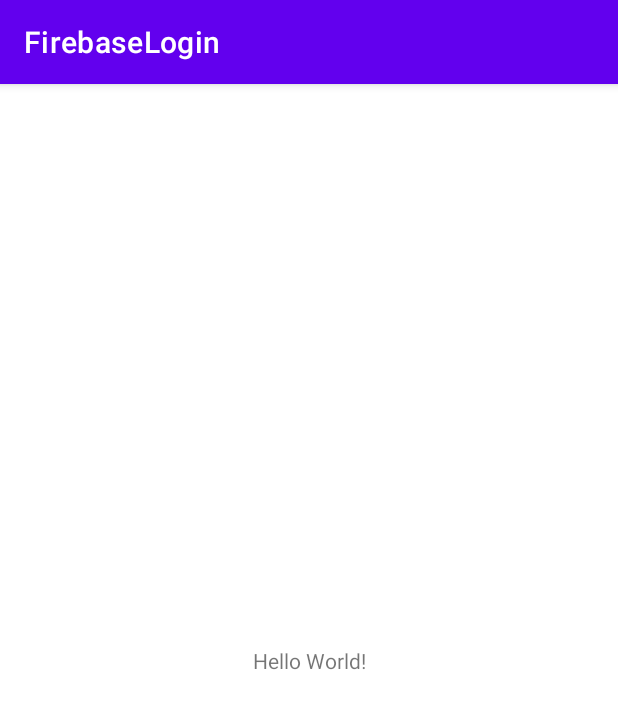
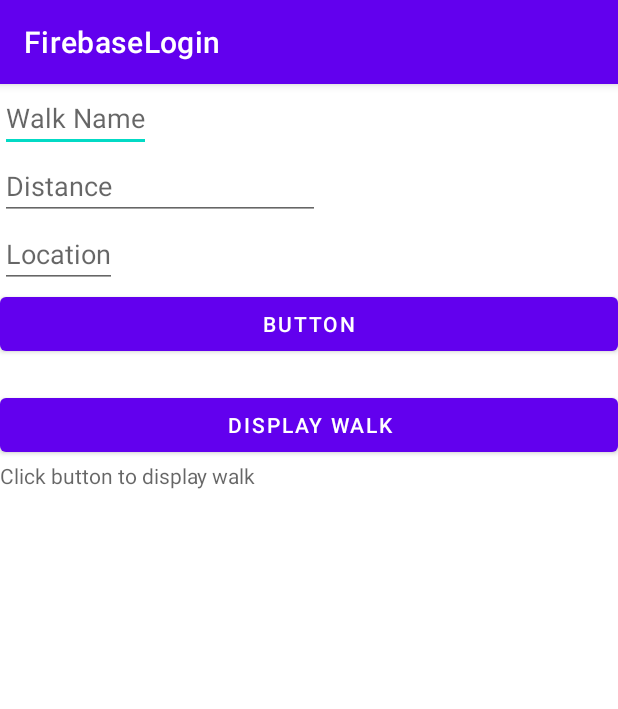
Before and after one commit to blondeni1981/highsteppers, an Android app: the MainActivity screen opened directly, with no data from a screen before it, on a phone screen of 412 x 824 dp. Shown: the top 709 px of the screen. Run offline under Robolectric (Android 15) with nearby library versions, the light colour scheme and no system bars; our stand-ins replace Firebase (no records; nobody signed in at launch, a user with empty details on screens opened directly).

Commit message:
Basic Add Walk, View Walk Functions functions w/ Firebase added

```diff
--- a/app/build.gradle
+++ b/app/build.gradle
@@ -48,4 +48,5 @@
     implementation platform('com.google.firebase:firebase-bom:28.0.1')
     implementation "com.google.firebase:firebase-firestore:23.0.0" // firestore
     implementation 'com.google.firebase:firebase-analytics-ktx'
+    implementation 'com.google.firebase:firebase-firestore-ktx'
 }
--- a/app/src/main/java/com/hfad/firebaselogin/activities/LoginActivity.kt
+++ b/app/src/main/java/com/hfad/firebaselogin/activities/LoginActivity.kt
@@ -54,6 +54,7 @@
         //If the user has typed something in both fields, true
         if(validateForm(email, password)){
             showProgressDialog(resources.getString(R.string.please_wait))
+            //Signing
             auth.signInWithEmailAndPassword(email, password)
                 .addOnCompleteListener { task ->
                     hideProgressDialog()
--- a/app/src/main/java/com/hfad/firebaselogin/activities/MainActivity.kt
+++ b/app/src/main/java/com/hfad/firebaselogin/activities/MainActivity.kt
@@ -1,12 +1,102 @@
 package com.hfad.firebaselogin.activities
+
 
 import androidx.appcompat.app.AppCompatActivity
 import android.os.Bundle
+import android.provider.SyncStateContract
+import android.util.Log
+import android.view.View
+import android.widget.Toast
+import com.google.android.material.internal.ContextUtils.getActivity
+import com.google.firebase.auth.FirebaseAuth
+import com.google.firebase.firestore.CollectionReference
+import com.google.firebase.firestore.auth.User
+
+import com.google.firebase.firestore.ktx.firestore
+import com.google.firebase.ktx.Firebase
 import com.hfad.firebaselogin.R
+import com.hfad.firebaselogin.firebase.FirestoreClass
+import com.hfad.firebaselogin.models.Walk
+import com.hfad.firebaselogin.utils.Constants
+import kotlinx.android.synthetic.main.activity_main.*
+import java.time.LocalDateTime
+import java.time.LocalDateTime.now
+import java.util.*
 
 class MainActivity : AppCompatActivity() {
+    val db=Firebase.firestore
+   var CollectionReference = db.collection(Constants.USERS)
+    private lateinit var auth: FirebaseAuth
+
     override fun onCreate(savedInstanceState: Bundle?) {
         super.onCreate(savedInstanceState)
         setContentView(R.layout.activity_main)
+
+        val a = FirebaseAuth.getInstance().currentUser!!.uid
+        auth= FirebaseAuth.getInstance()
+        val query= db.collection(Constants.USERS).document(a)
+        query.get().addOnSuccessListener { document ->
+            if(document != null) {
+                Log.d("Found It", "Document Data: ${document.data}")
+                displayGet.text = document.getString("name")
+            }else{
+                Log.d("Didn't get it","Failed to get document")
+            }
+        }
+        buttonDatePicker.setOnClickListener{
+            addWalk()
+        }
+        buttonDisplay.setOnClickListener{
+            DisplayWalks()
+        }
+
+
+
+
     }
+    private fun addWalk(){
+        val a = FirebaseAuth.getInstance().currentUser!!.uid
+        //val newWalk= Walk("Fall City Farms","6 miles", "Fall City")
+        var newWalkTwo= Walk()
+        newWalkTwo.WalkName = tvWalkName.text.toString()
+        newWalkTwo.WalkLocation= tvWalkLocation.text.toString()
+        newWalkTwo.WalkDistance = tvWalkDistance.text.toString()
+
+
+        CollectionReference.document(a)
+            .collection("Neil Walks").add(newWalkTwo)
+
+    }
+    private fun DisplayWalks(){
+        val a = FirebaseAuth.getInstance().currentUser!!.uid
+        CollectionReference.document(a)
+            .collection("Neil Walks").get()
+            .addOnSuccessListener { document ->
+                if(document != null) {
+                    Log.d("Found It", "Document Data: ${document.documents}")
+
+                    displayWalk.text=document.documents.toString()
+
+                }else{
+                    Log.d("Didn't get it","Failed to get document")
+                }
+            }
+    }
+
 }
+
+        //buttonDatePicker.setOnClickListener { view -> getTime(view) }
+
+//    fun getTime(view: View) {
+//        val rightNow = Calendar.getInstance()
+//        Log.d("Sign in", "signInWithEmail:success")
+//
+//        val d1:Date=df.parse("10")
+//
+//        val year=rightNow.get(Calendar.YEAR)
+//        val month=rightNow.get(Calendar.MONTH)
+//        val day=rightNow.get(Calendar.DATE)
+//
+//        var militaryTime = rightNow.get(Calendar.HOUR_OF_DAY)
+//        Toast.makeText(this, "day-$day, month is $month, year is $year,military time is:$militaryTime ", Toast.LENGTH_LONG).show()
+//    }
--- a/app/src/main/res/layout/activity_main.xml
+++ b/app/src/main/res/layout/activity_main.xml
@@ -1,18 +1,58 @@
 <?xml version="1.0" encoding="utf-8"?>
-<androidx.constraintlayout.widget.ConstraintLayout xmlns:android="http://schemas.android.com/apk/res/android"
+<LinearLayout xmlns:android="http://schemas.android.com/apk/res/android"
     xmlns:app="http://schemas.android.com/apk/res-auto"
     xmlns:tools="http://schemas.android.com/tools"
     android:layout_width="match_parent"
     android:layout_height="match_parent"
+    android:orientation="vertical"
     tools:context=".activities.MainActivity">
 
-    <TextView
+    <EditText
+        android:id="@+id/tvWalkName"
         android:layout_width="wrap_content"
         android:layout_height="wrap_content"
-        android:text="Hello World!"
-        app:layout_constraintBottom_toBottomOf="parent"
-        app:layout_constraintLeft_toLeftOf="parent"
-        app:layout_constraintRight_toRightOf="parent"
-        app:layout_constraintTop_toTopOf="parent" />
+        android:hint="Walk Name" />
 
-</androidx.constraintlayout.widget.ConstraintLayout>
+    <EditText
+        android:id="@+id/tvWalkDistance"
+        android:layout_width="wrap_content"
+        android:layout_height="wrap_content"
+        android:ems="10"
+        android:hint="Distance"
+        android:inputType="number" />
+
+    <EditText
+        android:id="@+id/tvWalkLocation"
+        android:layout_width="wrap_content"
+        android:layout_height="wrap_content"
+        android:hint="Location" />
+
+    <Button
+        android:id="@+id/buttonDatePicker"
+        android:layout_width="match_parent"
+        android:layout_height="wrap_content"
+        android:text="Button" />
+
+    <TextView
+        android:id="@+id/displayGet"
+        android:layout_width="match_parent"
+        android:layout_height="wrap_content"
+
+        />
+    <Button
+        android:id="@+id/buttonDisplay"
+        android:layout_width="match_parent"
+        android:layout_height="wrap_content"
+        android:text="Display Walk"/>
+
+    <TextView
+        android:id="@+id/displayWalk"
+        android:layout_width="match_parent"
+        android:layout_height="wrap_content"
+        android:hint="Click button to display walk"/>
+
+
+
+
+
+</LinearLayout>
```
Also changed, not shown: app/src/main/java/com/hfad/firebaselogin/firebase/FirestoreClass.kt (+23 -0 lines), app/src/main/java/com/hfad/firebaselogin/models/Walk.kt (added, +38 -0 lines).
